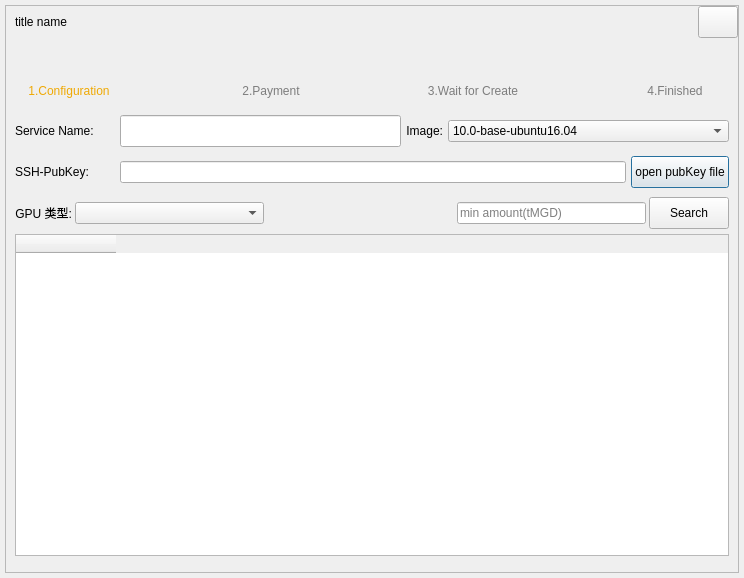
Qt form src/qt/forms/adddockerservicedlg.ui (MassGrid/MassGrid) before a commit.
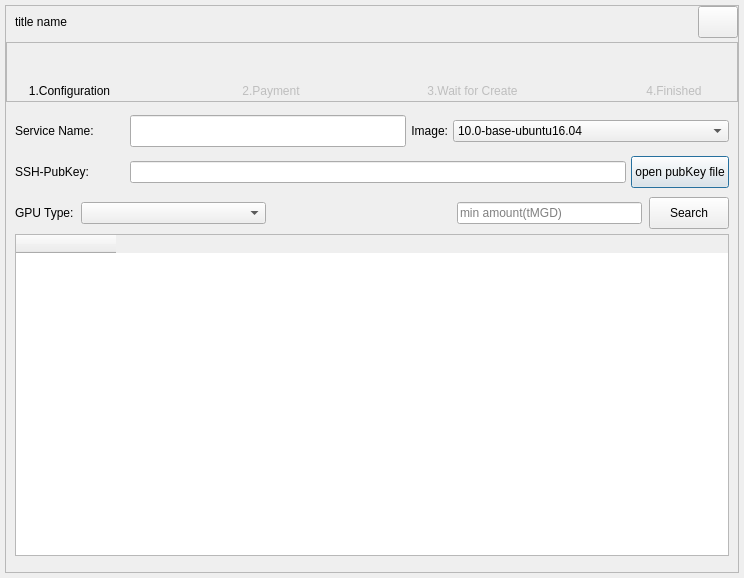
The same form after that commit. Icons and pictures are not drawn. Custom widgets are drawn as their Qt base class.

```diff
--- a/src/qt/forms/adddockerservicedlg.ui
+++ b/src/qt/forms/adddockerservicedlg.ui
@@ -153,61 +153,7 @@
             </size>
            </property>
            <property name="styleSheet">
-            <string notr="true">QFrame#frame_step{
-    border:hidden;
-}
-QLabel#label_step1
-{
-border:hidden;
-	border-image: url(:/res/pic/configure_enabled.png);
-}
-
-QLabel::!enabled#label_step1
-{
-border:hidden;
-	border-image: url(:/res/pic/configure_disabled.png);
-}
-
-QLabel#label_step2
-{
-border:hidden;
-border-image: url(:/res/pic/pay_enabled.png);
-}
-QLabel::!enabled#label_step2
-{
-border:hidden;
-border-image: url(:/res/pic/pay_disabled.png);
-}
-
-QLabel#label_step3
-{
-border:hidden;
-	border-image: url(:/res/pic/createService_enabled.png);
-}
-QLabel::!enabled#label_step3
-{
-border:hidden;
-	border-image: url(:/res/pic/createService_disenabled.png);
-}
-
-QLabel#label_step4
-{
-border:hidden;
-border-image: url(:/res/pic/finished_enabled.png);
-}
-QLabel::!enabled#label_step4
-{
-border:hidden;
-border-image: url(:/res/pic/finished_disabled.png);
-}
-QLabel{
-color: rgb(239, 169, 4);
-}
-
-QLabel::!enabled
-{
-color: rgb(125, 125, 125);
-}</string>
+            <string notr="true"/>
            </property>
            <property name="frameShape">
             <enum>QFrame::StyledPanel</enum>
@@ -814,7 +760,7 @@
                 <widget class="QLabel" name="label_2">
                  <property name="minimumSize">
                   <size>
-                   <width>100</width>
+                   <width>110</width>
                    <height>0</height>
                   </size>
                  </property>
@@ -908,7 +854,7 @@
                 <widget class="QLabel" name="label_6">
                  <property name="minimumSize">
                   <size>
-                   <width>100</width>
+                   <width>110</width>
                    <height>40</height>
                   </size>
                  </property>
@@ -956,7 +902,7 @@
                </property>
                <layout class="QHBoxLayout" name="horizontalLayout_3">
                 <property name="spacing">
-                 <number>3</number>
+                 <number>7</number>
                 </property>
                 <property name="leftMargin">
                  <number>0</number>
@@ -973,10 +919,10 @@
                 <item>
                  <widget class="QLabel" name="label_4">
                   <property name="text">
-                   <string>GPU 类型:</string>
+                   <string>GPU Type:</string>
                   </property>
                   <property name="alignment">
-                   <set>Qt::AlignRight|Qt::AlignTrailing|Qt::AlignVCenter</set>
+                   <set>Qt::AlignLeading|Qt::AlignLeft|Qt::AlignVCenter</set>
                   </property>
                  </widget>
                 </item>
```
Left out of the diff: 6 changed lines with no effect on the pictures.
